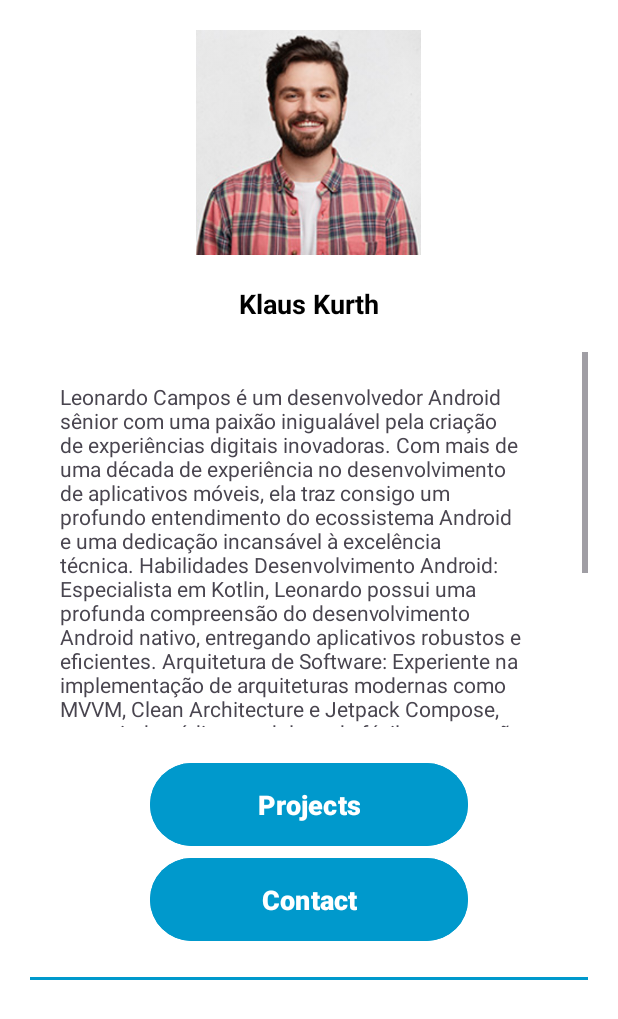
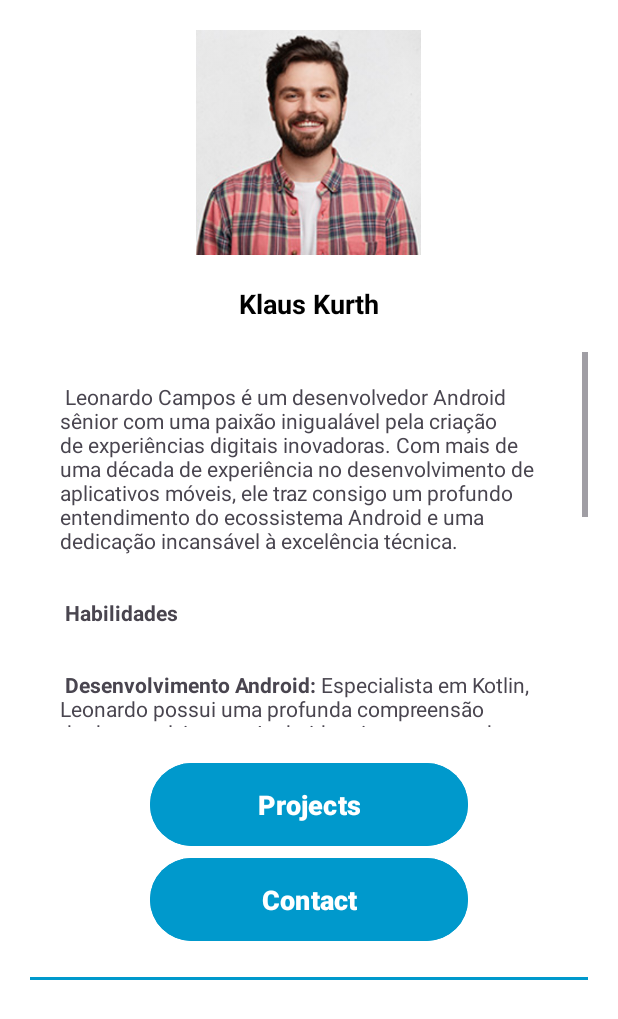
Before and after one commit to KlausKurth/APP-MyProjectPortfolio, an Android app: the layout activity_main.xml on its own in the app's theme, with its tools: preview values and no code run, on a phone screen of 412 x 824 dp. Shown: the top 1019 px of the screen. Run offline under Robolectric (Android 15) with nearby library versions, the phone set to English and light mode, and no system bars.

Commit message:
Formating text profile

```diff
--- a/app/src/main/res/values/strings.xml
+++ b/app/src/main/res/values/strings.xml
@@ -2,15 +2,17 @@
     <string name="app_name">APP-MyProjectPortfolio</string>
     <string name="txt_username">Klaus Kurth</string>
     <string name="txt_description">
-    Leonardo Campos é um desenvolvedor Android sênior com uma paixão inigualável pela criação de experiências digitais inovadoras. Com mais de uma década de experiência no desenvolvimento de aplicativos móveis, ela traz consigo um profundo entendimento do ecossistema Android e uma dedicação incansável à excelência técnica.
-
-    Habilidades
-
-    Desenvolvimento Android: Especialista em Kotlin, Leonardo possui uma profunda compreensão do desenvolvimento Android nativo, entregando aplicativos robustos e eficientes.
-    Arquitetura de Software: Experiente na implementação de arquiteturas modernas como MVVM, Clean Architecture e Jetpack Compose, garantindo código modular e de fácil manutenção.
-
-    Testes Automatizados: Firme defensor da qualidade do software, Leonardo implementa testes automatizados de unidade e UI para garantir a estabilidade e a confiabilidade de cada aplicativo.
-    Mentoria e Liderança Técnica: Além de suas habilidades técnicas, Leonardo destaca-se como mentor, compartilhando conhecimento e orientando equipes para alcançarem seu melhor desempenho.mento e orientando equipes para alcançarem seu melhor desempenho.
+        Leonardo Campos é um desenvolvedor Android sênior com uma paixão inigualável pela criação de experiências digitais inovadoras. Com mais de uma década de experiência no desenvolvimento de aplicativos móveis, ele traz consigo um profundo entendimento do ecossistema Android e uma dedicação incansável à excelência técnica.<br/><br/><br/>
+        \n\n\n
+        <b>Habilidades</b><br/><br/>
+        \n\n\n
+        <b>Desenvolvimento Android:</b> Especialista em Kotlin, Leonardo possui uma profunda compreensão do desenvolvimento Android nativo, entregando aplicativos robustos e eficientes.<br/><br/>
+        \n\n\n
+        <b>Arquitetura de Software:</b> Experiente na implementação de arquiteturas modernas como MVVM, Clean Architecture e Jetpack Compose, garantindo código modular e de fácil manutenção.<br/><br/>
+        \n\n\n
+        <b>Testes Automatizados:</b> Firme defensor da qualidade do software, Leonardo implementa testes automatizados de unidade e UI para garantir a estabilidade e a confiabilidade de cada aplicativo.<br/><br/>
+        \n\n\n
+        <b>Mentoria e Liderança Técnica:</b> Além de suas habilidades técnicas, Leonardo destaca-se como mentor, compartilhando conhecimento e orientando equipes para alcançarem seu melhor desempenho.
     </string>
     <string name="txt_projects">Projects</string>
     <string name="txt_contact">Contact</string>
```
